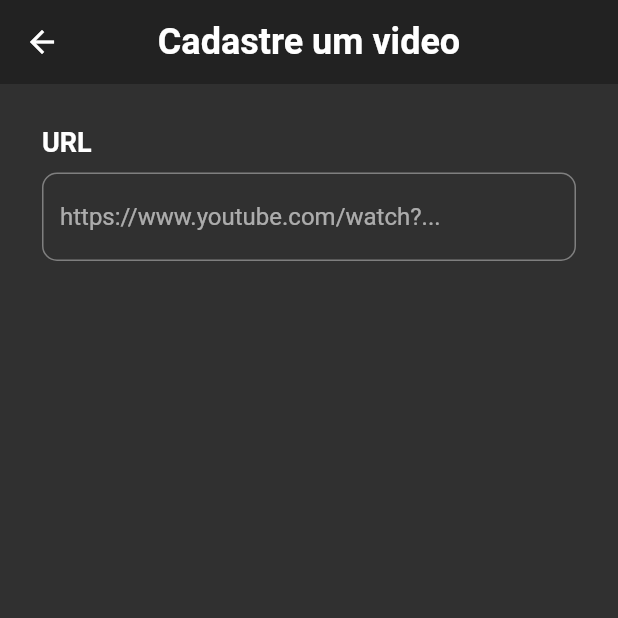
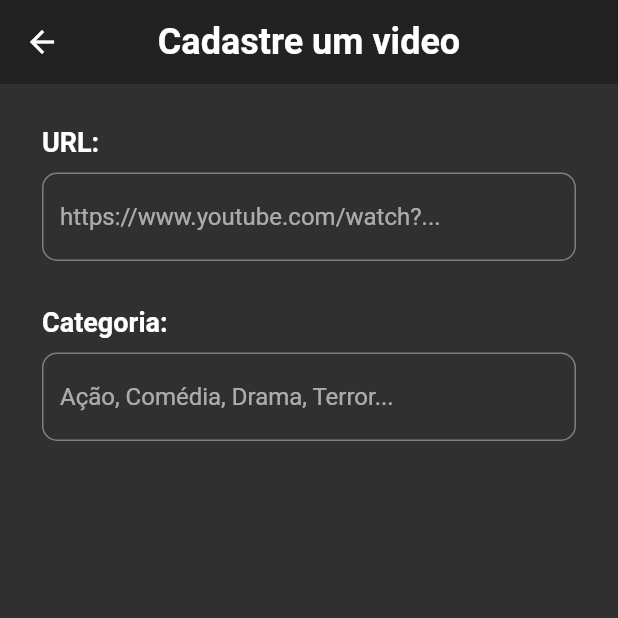
Before and after one commit to marcos-nsantos/mob_flix, a Flutter app: the VideoFormScreen screen opened directly, on a phone screen of 412 x 824 dp, the top half of it. Run offline on Flutter 3.47's test engine with Material 2 defaults, Android fonts, the phone set to English and light mode, and no system bars.

Commit message:
feat: add category text input on video form screen

```diff
--- a/lib/screens/video_form_screen.dart
+++ b/lib/screens/video_form_screen.dart
@@ -31,9 +31,15 @@ class _VideoFormScreenState extends State<VideoFormScreen> {
           child: ListView(
             children: const [
               TextInputLabel(
-                label: 'URL',
+                label: 'URL:',
                 hintText: 'https://www.youtube.com/watch?...',
                 keyboardType: TextInputType.url,
+              ),
+              SizedBox(height: 30),
+              TextInputLabel(
+                label: 'Categoria:',
+                hintText: 'Ação, Comédia, Drama, Terror...',
+                keyboardType: TextInputType.text,
               ),
             ],
           ),
```
